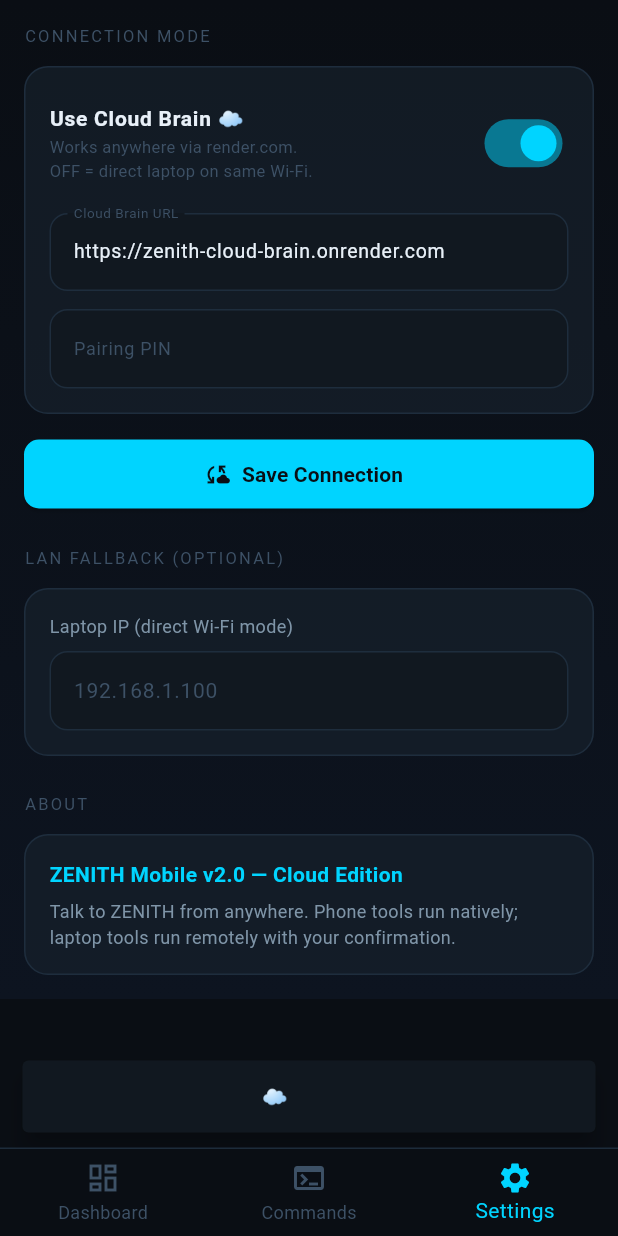
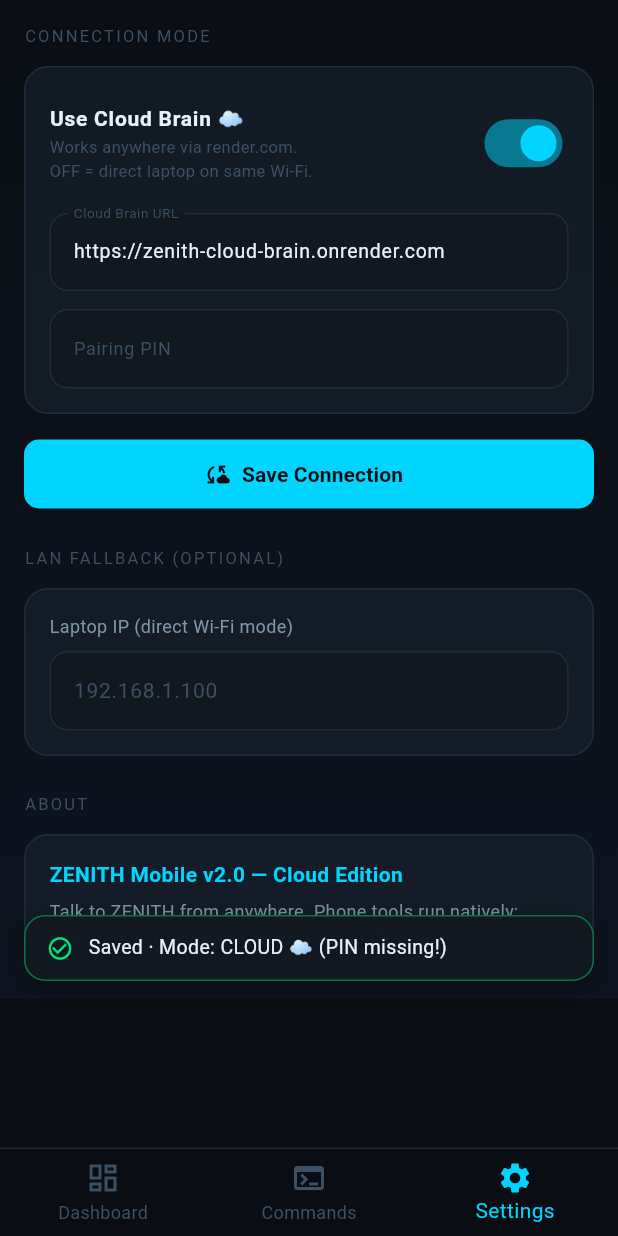
Before and after one commit to lalitmanjunatha/ZENITH, a Flutter app: the screen it shows after launch, item 3 of the bottom bar chosen, after a tap on "Save Connection", on a phone screen of 412 x 824 dp. Run offline on Flutter 3.47's test engine with Material 3 defaults, Android fonts, the phone set to English and light mode, and no system bars; our stand-ins replace connectivity_plus, device_info_plus, flutter_contacts, flutter_local_notifications, flutter_tts, geolocator and 5 more; missing offline and left inert: android_intent_plus, sherpa_onnx; network calls fail.

Commit message:
GLOBAL NOTIFICATION FIX: Central ZenithToastHost + ZenithToasts manager replaces all 17 ScaffoldMessenger/SnackBar calls.
- New lib/widgets/toast_host.dart: ZenithToasts singleton manager + ZenithToastHost widget
- Host mounted inside Scaffold body Stack (above nav bar slot), anchored at viewPadding.bottom + 12dp for gesture inset
- All 17 call sites across 4 files migrated: main.dart, dashboard_screen.dart, mic_button.dart, settings_screen.dart
- Zero ScaffoldMessenger references remain
- Toast types: success/error/warning/info with dedupe, queue (max 3), action buttons, auto-dismiss
- APK builds clean (analyze: 0 errors)
- APK: 256 MB (sherpa-onnx 4-ABI libs)

```diff
--- a/mobile_app/lib/screens/settings_screen.dart
+++ b/mobile_app/lib/screens/settings_screen.dart
@@ -2,6 +2,7 @@
 import 'package:shared_preferences/shared_preferences.dart';
 import '../theme/jarvis_theme.dart';
 import '../services/bridge_service.dart';
+import '../widgets/toast_host.dart';
 
 class SettingsScreen extends StatefulWidget {
   final BridgeService bridge;
@@ -54,11 +55,7 @@
     }
     setState(() => _savedMsg =
         'Saved · Mode: ${_useCloud ? "CLOUD ☁️" : "LAN 💻"}${_useCloud && pinVal.isEmpty ? " (PIN missing!)" : ""}');
-    ScaffoldMessenger.of(context).showSnackBar(SnackBar(
-      content: Text(_savedMsg),
-      backgroundColor: JTheme.surface,
-      behavior: SnackBarBehavior.floating,
-    ));
+    ZenithToasts.success(_savedMsg);
   }
 
   @override
--- /dev/null
+++ b/mobile_app/lib/widgets/toast_host.dart
@@ -0,0 +1,279 @@
+import 'dart:async';
+import 'package:flutter/material.dart';
+import '../theme/jarvis_theme.dart';
+
+enum ToastType { info, success, warning, error }
+
+class _ToastEntry {
+  final int id;
+  final String message;
+  final ToastType type;
+  final Duration duration;
+  final String? actionLabel;
+  final VoidCallback? onAction;
+  bool visible = false;
+  _ToastEntry(this.id, this.message, this.type, this.duration,
+      this.actionLabel, this.onAction);
+}
+
+/// Central notification manager for the whole app.
+/// Callers never handle positioning — [ZenithToastHost] renders every toast
+/// anchored ABOVE the BottomNavigationBar plus system gesture insets.
+class ZenithToasts {
+  ZenithToasts._();
+  static final ZenithToasts instance = ZenithToasts._();
+
+  final List<_ToastEntry> _entries = [];
+  final List<VoidCallback> _listeners = [];
+  int _nextId = 1;
+  static const _maxVisible = 3;
+
+  String? _lastMessage;
+  DateTime _lastAt = DateTime.fromMillisecondsSinceEpoch(0);
+
+  void addListener(VoidCallback l) => _listeners.add(l);
+  void removeListener(VoidCallback l) => _listeners.remove(l);
+
+  void _notify() {
+    for (final l in List.of(_listeners)) {
+      l();
+    }
+  }
+
+  /// Show a toast anywhere in the app.
+  static void show(
+    String message, {
+    ToastType type = ToastType.info,
+    Duration? duration,
+    String? actionLabel,
+    VoidCallback? onAction,
+  }) {
+    instance._show(message, type, duration, actionLabel, onAction);
+  }
+
+  static void success(String m, {Duration? duration}) =>
+      show(m, type: ToastType.success, duration: duration);
+  static void error(String m, {Duration? duration}) =>
+      show(m, type: ToastType.error, duration: duration ?? const Duration(seconds: 5));
+  static void warning(String m, {Duration? duration}) =>
+      show(m, type: ToastType.warning, duration: duration);
+  static void info(String m, {Duration? duration}) =>
+      show(m, type: ToastType.info, duration: duration);
+
+  /// Dismiss everything immediately (e.g. when a reply replaces "thinking").
+  static void clear() => instance._clear();
+
+  void _show(String message, ToastType type, Duration? duration,
+      String? actionLabel, VoidCallback? onAction) {
+    final now = DateTime.now();
+    if (message == _lastMessage &&
+        now.difference(_lastAt) < const Duration(milliseconds: 2500)) {
+      return;
+    }
+    _lastMessage = message;
+    _lastAt = now;
+
+    final e = _ToastEntry(_nextId++, message, type,
+        duration ?? const Duration(seconds: 4), actionLabel, onAction);
+    _entries.add(e);
+
+    while (_entries.length > _maxVisible) {
+      _entries.removeAt(0);
+    }
+    _notify();
+
+    Timer(e.duration, () {
+      if (_entries.remove(e)) {
+        if (_entries.isEmpty) _lastMessage = null;
+        _notify();
+      }
+    });
+  }
+
+  void dismiss(int id) {
+    final before = _entries.length;
+    _entries.removeWhere((x) => x.id == id);
+    if (_entries.length != before) {
+      if (_entries.isEmpty) _lastMessage = null;
+      _notify();
+    }
+  }
+
+  void _clear() {
+    if (_entries.isEmpty) return;
+    _entries.clear();
+    _lastMessage = null;
+    _notify();
+  }
+
+  void tap(int id) {
+    for (final e in List.of(_entries)) {
+      if (e.id == id) {
+        e.onAction?.call();
+        dismiss(id);
+        return;
+      }
+    }
+  }
+
+  Color _color(ToastType t) {
+    switch (t) {
+      case ToastType.success:
+        return JTheme.green;
+      case ToastType.warning:
+        return JTheme.amber;
+      case ToastType.error:
+        return JTheme.red;
+      case ToastType.info:
+        return JTheme.cyan;
+    }
+  }
+
+  IconData _icon(ToastType t) {
+    switch (t) {
+      case ToastType.success:
+        return Icons.check_circle_outline;
+      case ToastType.warning:
+        return Icons.warning_amber_outlined;
+      case ToastType.error:
+        return Icons.error_outline;
+      case ToastType.info:
+        return Icons.info_outline;
+    }
+  }
+
+  Widget buildEntry(BuildContext context, _ToastEntry e) {
+    final accent = _color(e.type);
+    return AnimatedOpacity(
+      opacity: e.visible ? 1 : 0,
+      duration: const Duration(milliseconds: 180),
+      child: AnimatedSlide(
+        offset: e.visible ? Offset.zero : const Offset(0, 0.35),
+        curve: Curves.easeOutCubic,
+        duration: const Duration(milliseconds: 220),
+        child: Material(
+          color: Colors.transparent,
+          child: InkWell(
+            borderRadius: BorderRadius.circular(14),
+            onTap: () => dismiss(e.id),
+            child: Container(
+              width: double.infinity,
+              padding:
+                  const EdgeInsets.symmetric(horizontal: 14, vertical: 12),
+              decoration: BoxDecoration(
+                color: JTheme.surface.withOpacity(0.97),
+                borderRadius: BorderRadius.circular(14),
+                border: Border.all(color: accent.withOpacity(0.45)),
+                boxShadow: [
+                  BoxShadow(
+                    color: Colors.black.withOpacity(0.35),
+                    blurRadius: 16,
+                    offset: const Offset(0, 6),
+                  ),
+                ],
+              ),
+              child: Row(
+                crossAxisAlignment: CrossAxisAlignment.start,
+                children: [
+                  Icon(_icon(e.type), color: accent, size: 18),
+                  const SizedBox(width: 10),
+                  Expanded(
+                    child: Text(
+                      e.message,
+                      style: TextStyle(
+                          color: JTheme.textPrimary, fontSize: 13, height: 1.25),
+                    ),
+                  ),
+                  if (e.actionLabel != null) ...[
+                    const SizedBox(width: 8),
+                    GestureDetector(
+                      onTap: () => instance.tap(e.id),
+                      child: Padding(
+                        padding: const EdgeInsets.symmetric(
+                            horizontal: 6, vertical: 2),
+                        child: Text(e.actionLabel!,
+                            style: TextStyle(
+                                color: accent,
+                                fontSize: 12,
+                                fontWeight: FontWeight.w700)),
+                      ),
+                    ),
+                  ],
+                ],
+              ),
+            ),
+          ),
+        ),
+      ),
+    );
+  }
+}
+
+/// Mount ONCE inside the Scaffold body (above the nav bar slot).
+/// Anchors toasts at: viewPadding.bottom (gesture inset) + gap, which sits
+/// directly above the BottomNavigationBar because the host lives in the
+/// body Stack, whose bottom edge already ends at the nav bar's top.
+class ZenithToastHost extends StatefulWidget {
+  const ZenithToastHost({super.key});
+
+  @override
+  State<ZenithToastHost> createState() => _ZenithToastHostState();
+}
+
+class _ZenithToastHostState extends State<ZenithToastHost> {
+  @override
+  void initState() {
+    super.initState();
+    ZenithToasts.instance.addListener(_onChange);
+    WidgetsBinding.instance.addPostFrameCallback((_) {
+      for (final e in ZenithToasts.instance._entries) {
+        e.visible = true;
+      }
+    });
+  }
+
+  void _onChange() {
+    if (!mounted) return;
+    setState(() {});
+    WidgetsBinding.instance.addPostFrameCallback((_) {
+      var changed = false;
+      for (final e in ZenithToasts.instance._entries) {
+        if (!e.visible) {
+          e.visible = true;
+          changed = true;
+        }
+      }
+      if (changed && mounted) setState(() {});
+    });
+  }
+
+  @override
+  void dispose() {
+    ZenithToasts.instance.removeListener(_onChange);
+    super.dispose();
+  }
+
+  @override
+  Widget build(BuildContext context) {
+    final entries = ZenithToasts.instance._entries;
+    final gestureInset = MediaQuery.viewPaddingOf(context).bottom;
+    return Positioned(
+      left: 16,
+      right: 16,
+      bottom: gestureInset + 12,
+      child: IgnorePointer(
+        ignoring: entries.isEmpty,
+        child: Column(
+          mainAxisSize: MainAxisSize.min,
+          children: [
+            for (final e in entries.reversed)
+              Padding(
+                padding: const EdgeInsets.only(top: 8),
+                child: ZenithToasts.instance.buildEntry(context, e),
+              ),
+          ],
+        ),
+      ),
+    );
+  }
+}
```
Also changed, not shown: mobile_app/lib/main.dart (+9 -29 lines), mobile_app/lib/screens/dashboard_screen.dart (+18 -65 lines), mobile_app/lib/widgets/mic_button.dart (+2 -6 lines).
